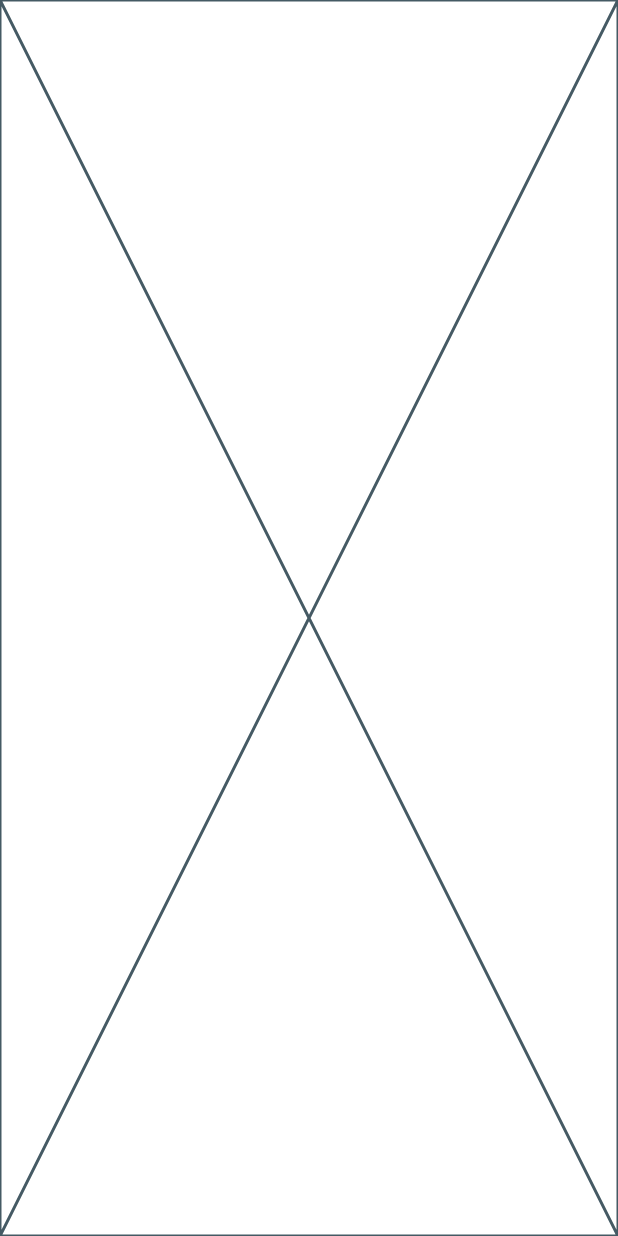
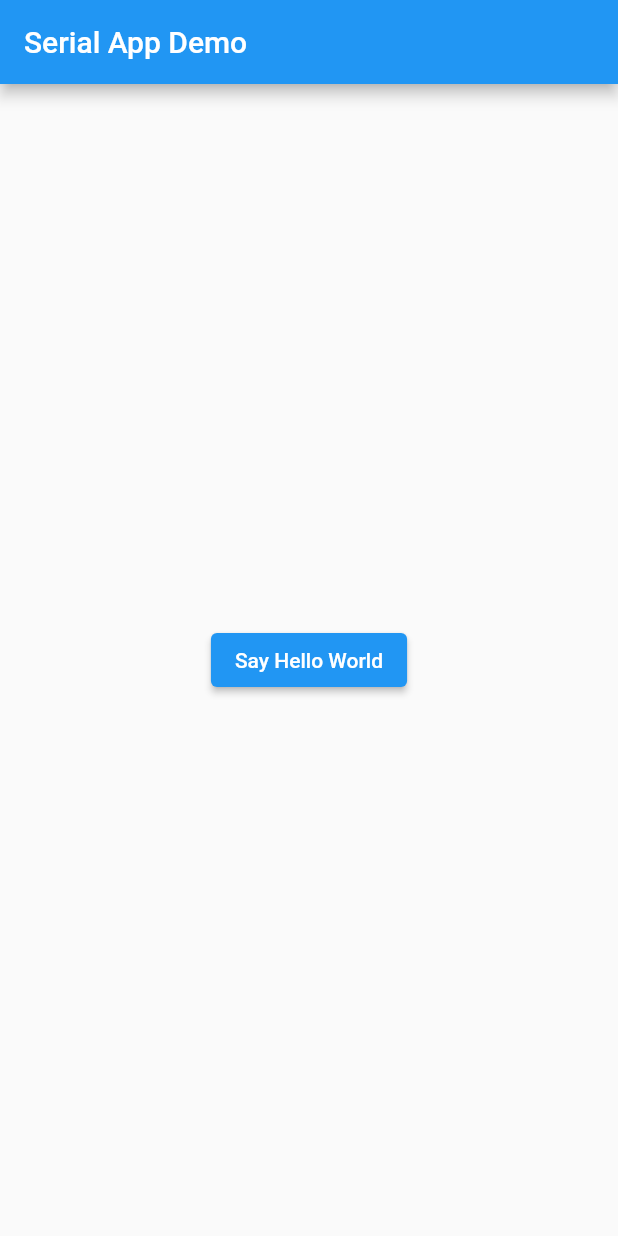
Before and after one commit to printfinn/chipsee_serial_port_flutter, a Flutter app: the screen it shows after launch, on a phone screen of 412 x 824 dp. Run offline on Flutter 3.47's test engine with Material 2 defaults, Android fonts, the phone set to English and light mode, and no system bars; missing offline and left inert: flutter_libserialport.

Commit message:
Add a screen to send message through serial port.

```diff
--- a/lib/main.dart
+++ b/lib/main.dart
@@ -1,5 +1,5 @@
 import 'package:flutter/material.dart';
-import 'package:flutter_libserialport/flutter_libserialport.dart';
+import 'package:serial_app/serial_screen.dart';
 
 void main() {
   runApp(const MySerialApp());
@@ -11,7 +11,7 @@ class MySerialApp extends StatelessWidget {
   @override
   Widget build(BuildContext context) {
     return MaterialApp(
-      home: Placeholder(),
+      home: SerialScreen(),
     );
   }
 }
--- /dev/null
+++ b/lib/serial_screen.dart
@@ -0,0 +1,71 @@
+import 'dart:typed_data';
+
+import 'package:flutter/material.dart';
+import 'package:flutter_libserialport/flutter_libserialport.dart';
+
+class SerialScreen extends StatefulWidget {
+  const SerialScreen({super.key});
+
+  @override
+  State<SerialScreen> createState() => _SerialScreenState();
+}
+
+class _SerialScreenState extends State<SerialScreen> {
+  SerialPort port = SerialPort("/dev/ttyS4");
+  late final AppLifecycleListener _listener;
+
+  @override
+  void initState() {
+    super.initState();
+    _initPort();
+    _listener = AppLifecycleListener(
+      onDetach: () => port.dispose(),
+    );
+  }
+
+  void _initPort() {
+    try {
+      port.openReadWrite();
+      port.config = SerialPortConfig()
+        ..baudRate = 115200
+        ..bits = 8
+        ..stopBits = 1
+        ..parity = SerialPortParity.none
+        ..setFlowControl(SerialPortFlowControl.none);
+      port.flush();
+    } catch (error) {
+      print(error);
+    }
+  }
+
+  void _sayHelloWorld() {
+    if (!port.isOpen) return;
+    port.write(Uint8List.fromList("Hello World\n".codeUnits));
+  }
+
+  @override
+  Widget build(BuildContext context) {
+    return Scaffold(
+      appBar: AppBar(
+        title: const Text("Serial App Demo"),
+      ),
+      body: Center(
+        child: Column(
+          mainAxisAlignment: MainAxisAlignment.center,
+          children: [
+            ElevatedButton(
+              onPressed: _sayHelloWorld,
+              child: const Text("Say Hello World"),
+            ),
+          ],
+        ),
+      ),
+    );
+  }
+
+  @override
+  void dispose() {
+    _listener.dispose();
+    super.dispose();
+  }
+}
```
